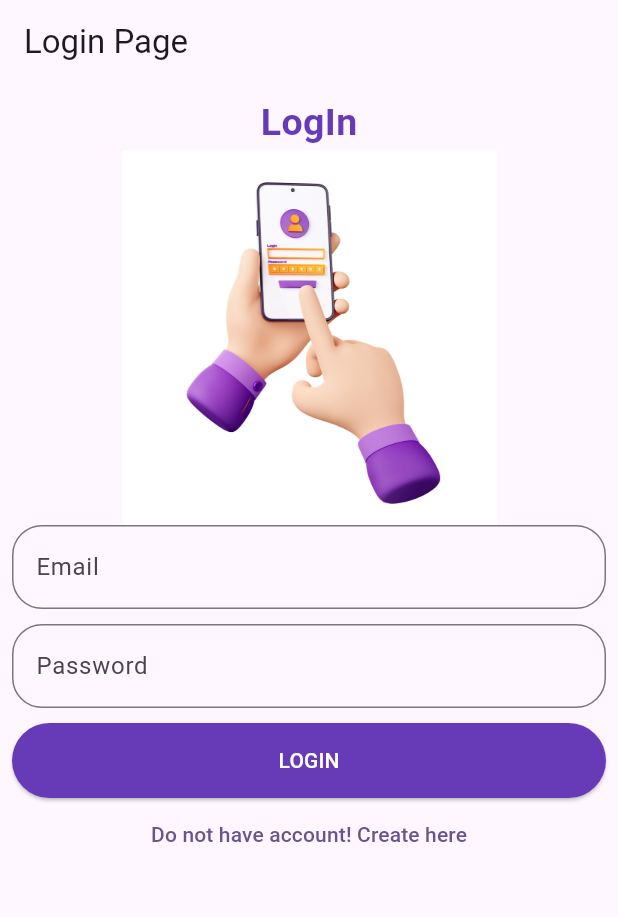
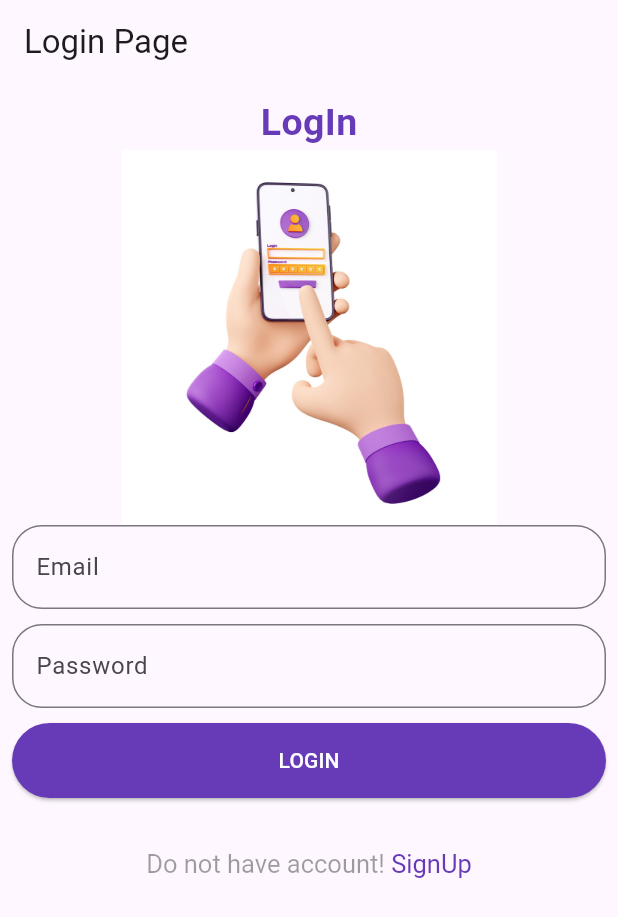
Before and after one commit to BilalAhmed19049/location-sharing-ap, a Flutter app: the screen it shows after launch, on a phone screen of 412 x 824 dp. Shown: the top 917 px of the screen. Run offline on Flutter 3.47's test engine with Material 2 defaults, Android fonts, the phone set to English and light mode, and no system bars.

Commit message:
initial commit to master

```diff
--- a/lib/Screens/login_screen.dart
+++ b/lib/Screens/login_screen.dart
@@ -1,4 +1,5 @@
 import 'package:flutter/material.dart';
+import 'package:location_sharing_app/Screens/signup_screen.dart';
 
 import '../Widgets/dynamic_elevated_button.dart';
 import '../Widgets/dynamic_textfield.dart';
@@ -38,6 +39,11 @@ class LoginScreen extends StatelessWidget {
               CustomTextField(
                 labeltext: 'Email',
                 controller: emailNameController,
+                validator: (value) {
+                  if (value == null || value.isEmpty) {
+                    return 'Please enter valid email';
+                  }
+                },
               ),
               SizedBox(
                 height: 10,
@@ -51,12 +57,43 @@ class LoginScreen extends StatelessWidget {
               ),
               DynamicElevatedButton(
                 text: 'LOGIN',
-                onPress: () {},
+                onPress: () {
+                  if (Form.of(context)!.validate()) {
+                    print('please fill fields properly');
+                  }
+                },
+              ),
+              SizedBox(
+                height: 20,
               ),
               TextButton(
-                onPressed: () {},
-                child: Text('Do not have account! Create here'),
+                onPressed: () {
+                  Navigator.push(
+                    context,
+                    MaterialPageRoute(builder: (context) => SignupScreen()),
+                  );
+                },
+                child: RichText(
+                  text: const TextSpan(
+                    text: 'Do not have account! ',
+                    style: TextStyle(
+                      color: Colors.black38,
+                      fontSize: 17, // Set the text color to white
+                    ),
+                    children: <TextSpan>[
+                      TextSpan(
+                        text: 'SignUp',
+                        style: TextStyle(
+                          color: Colors
+                              .deepPurple, // Set the text color to deep purple
+                        ),
+                      ),
+                    ],
+                  ),
+                ),
               )
+
+
             ],
           ),
         ),
--- a/lib/Widgets/dynamic_textfield.dart
+++ b/lib/Widgets/dynamic_textfield.dart
@@ -2,14 +2,18 @@ import 'package:flutter/material.dart';
 
 class CustomTextField extends StatelessWidget {
   const CustomTextField(
-      {super.key, required this.labeltext, required this.controller});
+      {super.key,
+      required this.labeltext,
+      required this.controller,
+      this.validator});
 
   final String labeltext;
   final TextEditingController controller;
+  final FormFieldValidator<String>? validator;
 
   @override
   Widget build(BuildContext context) {
-    return TextField(
+    return TextFormField(
       controller: controller,
       decoration: InputDecoration(
         border: const OutlineInputBorder(
@@ -20,6 +24,7 @@ class CustomTextField extends StatelessWidget {
             )),
         labelText: labeltext,
       ),
+      validator: validator,
     );
   }
 }
```
Also changed, not shown: lib/Models/firebase_model.dart (added, +28 -0 lines), lib/Screens/signup_screen.dart (+102 -0 lines).
